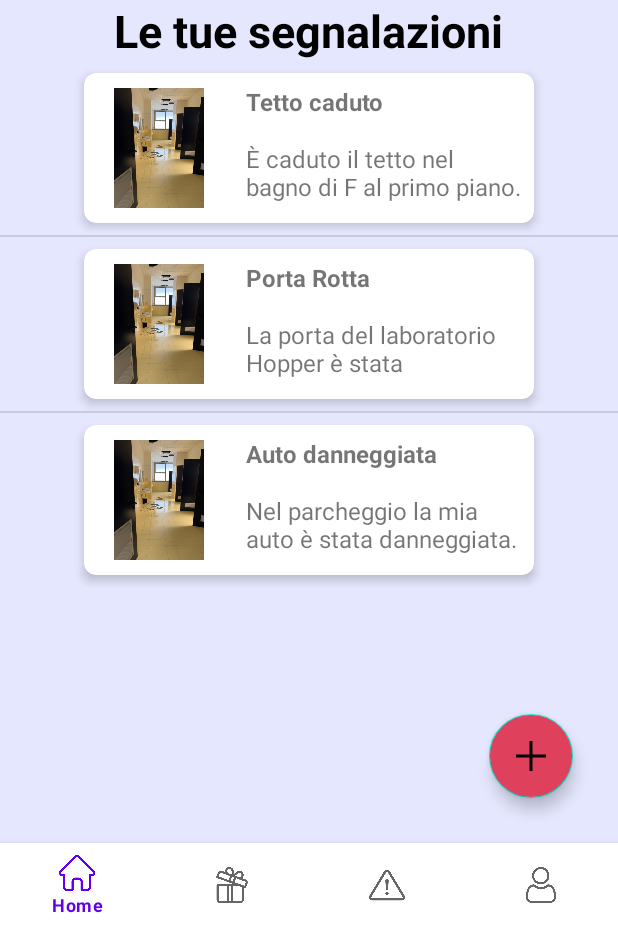
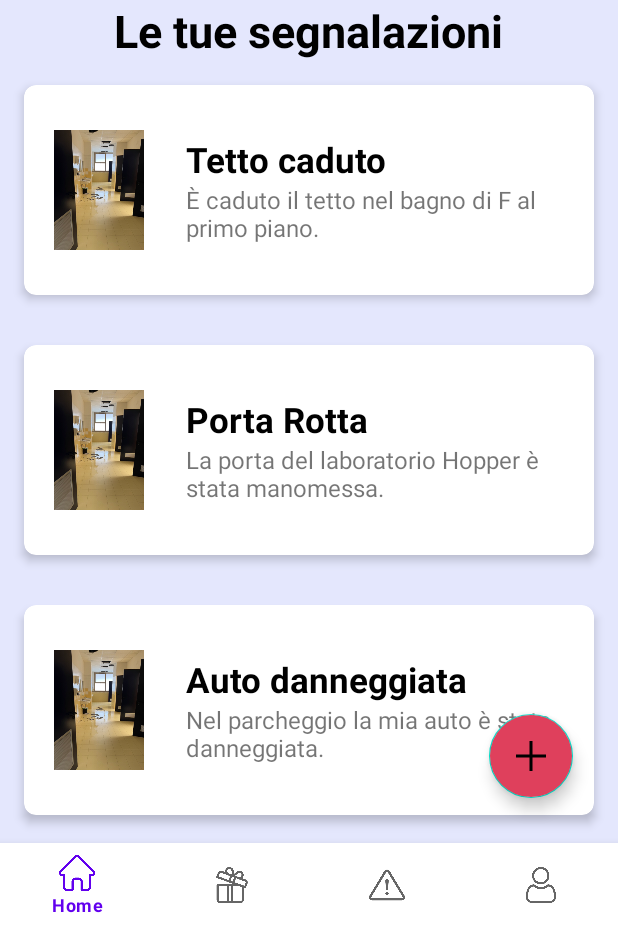
Before and after one commit to alessaless/UniSegnala, an Android app: the screen it shows after launch (MainActivity), on a phone screen of 412 x 824 dp, the part 309-1236 px from its top. Run offline under Robolectric (Android 15) with nearby library versions, the phone set to English and light mode, and no system bars.

Commit message:
fix card segnalazione fix home page

```diff
--- a/app/src/main/java/com/example/unisegnala/HomePage.java
+++ b/app/src/main/java/com/example/unisegnala/HomePage.java
@@ -1,5 +1,8 @@
 package com.example.unisegnala;
 
+import android.app.Dialog;
+import android.graphics.Color;
+import android.graphics.drawable.ColorDrawable;
 import android.os.Bundle;
 
 import androidx.annotation.NonNull;
@@ -14,11 +17,15 @@ import android.view.ViewGroup;
 import android.widget.ArrayAdapter;
 import android.widget.ListView;
 
+import com.google.android.material.floatingactionbutton.FloatingActionButton;
+import com.google.android.material.snackbar.Snackbar;
+
 import java.util.ArrayList;
 import java.util.List;
 
 public class HomePage extends Fragment {
 
+    Dialog dialog;
     public HomePage() {
         // Costruttore vuoto richiesto
     }
@@ -32,7 +39,7 @@ public class HomePage extends Fragment {
     @Override
     public void onViewCreated(@NonNull View view, @Nullable Bundle savedInstanceState) {
         super.onViewCreated(view, savedInstanceState);
-
+        dialog = new Dialog(getContext());
         ListView listView = view.findViewById(R.id.listView);
 
         ArrayList<Segnalazione> segnalazioni = new ArrayList<>();
@@ -44,6 +51,19 @@ public class HomePage extends Fragment {
         AdapterSegnalazione adapter = new AdapterSegnalazione(getContext(), segnalazioni);
         listView.setAdapter(adapter);
 
+        FloatingActionButton fab = view.findViewById(R.id.fab);
+        fab.setOnClickListener(new View.OnClickListener() {
+            @Override
+            public void onClick(View view) {
+                openModal();
+            }
+        });
+    }
+
+    private void openModal(){
+        dialog.setContentView(R.layout.modal_aggiungi_segnalazione);
+        dialog.getWindow().setBackgroundDrawable(new ColorDrawable(Color.TRANSPARENT));
+        dialog.show();
     }
 
 
--- a/app/src/main/res/layout/home_page.xml
+++ b/app/src/main/res/layout/home_page.xml
@@ -32,7 +32,9 @@
         android:layout_below="@id/title"
         android:layout_width="match_parent"
         android:layout_height="wrap_content"
-        android:scrollbars="vertical"/>
+        android:scrollbars="vertical"
+        android:divider="@android:color/transparent"
+        android:dividerHeight="1dp" />
 
     <com.google.android.material.floatingactionbutton.FloatingActionButton
         android:id="@+id/fab"
--- a/app/src/main/res/layout/segnalazione_card.xml
+++ b/app/src/main/res/layout/segnalazione_card.xml
@@ -8,12 +8,12 @@ android:layout_marginBottom="16dp">
 
     <androidx.cardview.widget.CardView xmlns:android="http://schemas.android.com/apk/res/android"
         xmlns:app="http://schemas.android.com/apk/res-auto"
-        android:layout_width="300dp"
-        android:layout_height="100dp"
+        android:layout_width="match_parent"
+        android:layout_height="140dp"
         app:cardElevation="4dp"
         app:cardCornerRadius="8dp"
         app:cardBackgroundColor="#FFFFFF"
-        android:layout_margin="8dp"
+        android:layout_margin="16dp"
         android:layout_marginBottom="8dp">
 
         <RelativeLayout
@@ -27,24 +27,32 @@ android:layout_marginBottom="16dp">
                 android:src="@drawable/segnalazione"
                 android:id="@+id/immagineSegnalazione"/>
 
+            <RelativeLayout
+                android:layout_width="match_parent"
+                android:layout_height="match_parent"
+                android:layout_toRightOf="@id/immagineSegnalazione"
+                android:gravity="center_vertical"
+                android:id="@+id/contenitoreTesto">
+
                 <TextView
                     android:id="@+id/NomeSegnalazione"
-                android:layout_toRightOf="@id/immagineSegnalazione"
                     android:layout_width="match_parent"
                     android:layout_height="wrap_content"
-                android:textSize="16sp"
+                    android:textSize="23dp"
                     android:textStyle="bold"
-                android:padding="8dp" />
+                    android:textColor="#000000"
+                    android:paddingLeft="8dp" />
 
                 <TextView
                     android:id="@+id/descrizione"
                     android:layout_below="@id/NomeSegnalazione"
-                android:layout_toRightOf="@id/immagineSegnalazione"
                     android:layout_width="match_parent"
                     android:layout_height="wrap_content"
                     android:text="Paolo è una merda Vincenzo è pure peggio"
                     android:textSize="16sp"
-                android:padding="8dp" />
+                    android:paddingLeft="8dp" />
+
+            </RelativeLayout>
 
         </RelativeLayout>
 
```
Also changed, not shown: app/src/main/res/layout/modal_aggiungi_segnalazione.xml (added, +92 -0 lines). Lines whose indentation alone changed are shown as unchanged.
